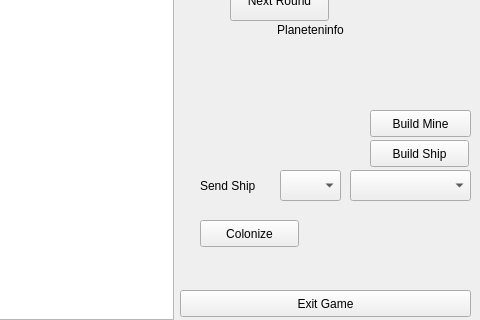
Before: the Qt Designer form view2D/MainWindow2D.ui in tglane/asteroids, drawn with Qt 5; both pictures show x 320 to 800 and y 280 to 600 of the 800 by 600 pixel window.
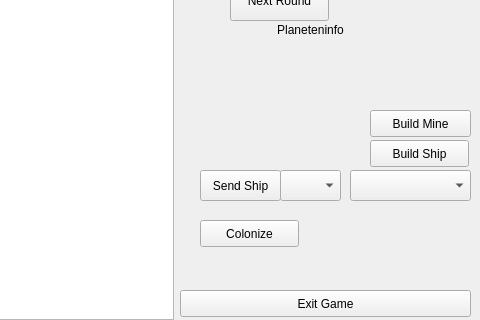
After: the same form once the commit is applied.

Commit message: Buttons sind mit DataModel verbunden

What changed in the file:
```diff
--- a/view2D/MainWindow2D.ui
+++ b/view2D/MainWindow2D.ui
@@ -257,19 +257,6 @@
          <string>Build Ship</string>
         </property>
        </widget>
-       <widget class="QLabel" name="SendShip">
-        <property name="geometry">
-         <rect>
-          <x>10</x>
-          <y>150</y>
-          <width>71</width>
-          <height>31</height>
-         </rect>
-        </property>
-        <property name="text">
-         <string>Send Ship</string>
-        </property>
-       </widget>
        <widget class="QLabel" name="PlanetName">
         <property name="geometry">
          <rect>
@@ -348,6 +335,19 @@
          </rect>
         </property>
        </widget>
+       <widget class="QPushButton" name="SendShip">
+        <property name="geometry">
+         <rect>
+          <x>10</x>
+          <y>150</y>
+          <width>81</width>
+          <height>31</height>
+         </rect>
+        </property>
+        <property name="text">
+         <string>Send Ship</string>
+        </property>
+       </widget>
       </widget>
       <widget class="QPushButton" name="NextRound">
        <property name="geometry">
```
Left out of the diff: 2 changed lines with no effect on the pictures. The commit also changes 4 other files.
